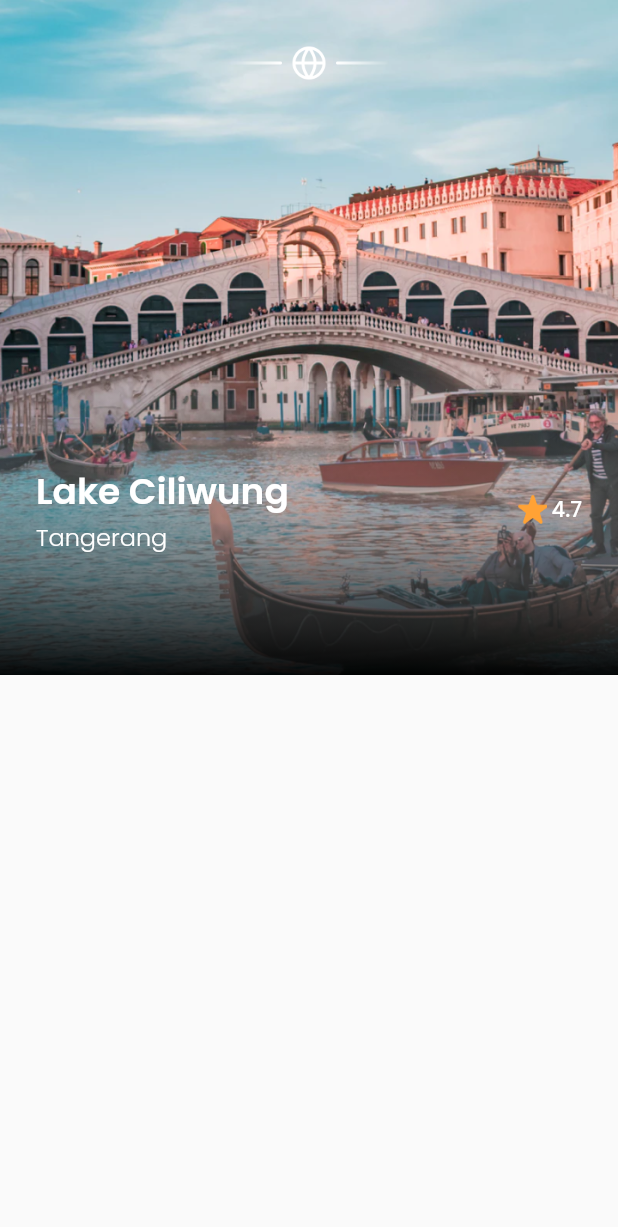
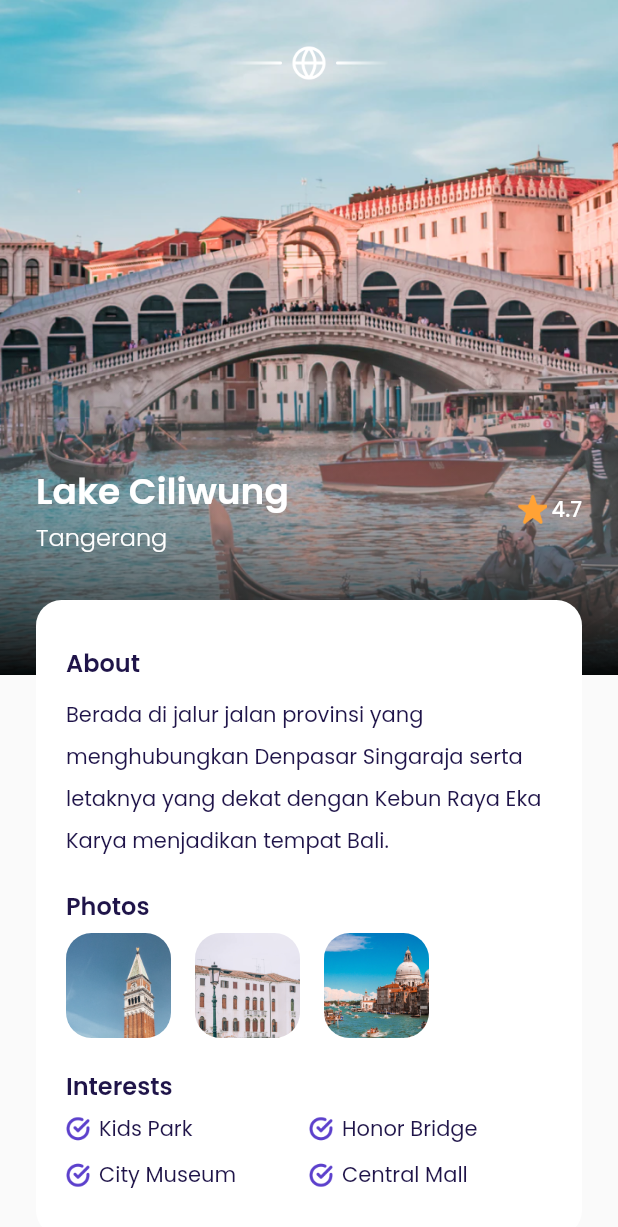
Before and after one commit to adheramaf7/airplane_app, a Flutter app: the DetailPage screen opened directly, on a phone screen of 412 x 824 dp. Shown: the top 1227 px of the screen. Run offline on Flutter 3.47's test engine with Material 2 defaults, Android fonts, the phone set to English and light mode, and no system bars; our stand-ins replace google_fonts.

Commit message:
detail page

```diff
--- a/lib/ui/pages/detail_page.dart
+++ b/lib/ui/pages/detail_page.dart
@@ -1,3 +1,6 @@
+import 'package:airplane_app/ui/widgets/custom_button.dart';
+import 'package:airplane_app/ui/widgets/interest_item.dart';
+import 'package:airplane_app/ui/widgets/photo_item.dart';
 import 'package:flutter/material.dart';
 import './../../shared/theme.dart';
 
@@ -96,13 +99,121 @@ class DetailPage extends StatelessWidget {
           );
 
       Widget aboutCard() => Container(
+            width: double.infinity,
             margin: const EdgeInsets.only(top: 30),
-            padding: EdgeInsets.symmetric(vertical: 30, horizontal: 20),
+            padding: const EdgeInsets.symmetric(vertical: 30, horizontal: 20),
             decoration: BoxDecoration(
               color: kWhiteColor,
               borderRadius: BorderRadius.circular(defaultRadius),
             ),
-            child: ,
+            child: Column(
+              crossAxisAlignment: CrossAxisAlignment.start,
+              children: [
+                Text(
+                  'About',
+                  style: blackTextStyle.copyWith(
+                      fontSize: 16, fontWeight: semiBold),
+                ),
+                const SizedBox(
+                  height: 6,
+                ),
+                Text(
+                  'Berada di jalur jalan provinsi yang menghubungkan Denpasar Singaraja serta letaknya yang dekat dengan Kebun Raya Eka Karya menjadikan tempat Bali.',
+                  style: blackTextStyle.copyWith(height: 2),
+                ),
+                const SizedBox(
+                  height: 20,
+                ),
+                Text(
+                  'Photos',
+                  style: blackTextStyle.copyWith(
+                      fontSize: 16, fontWeight: semiBold),
+                ),
+                const SizedBox(
+                  height: 6,
+                ),
+                Row(
+                  children: [
+                    PhotoItem(
+                      imagePath: 'assets/image_photo1.png',
+                    ),
+                    PhotoItem(
+                      imagePath: 'assets/image_photo2.png',
+                    ),
+                    PhotoItem(
+                      imagePath: 'assets/image_photo3.png',
+                    ),
+                  ],
+                ),
+                const SizedBox(
+                  height: 20,
+                ),
+                Text(
+                  'Interests',
+                  style: blackTextStyle.copyWith(
+                      fontSize: 16, fontWeight: semiBold),
+                ),
+                const SizedBox(
+                  height: 6,
+                ),
+                Row(
+                  children: [
+                    InterestItem(
+                      title: 'Kids Park',
+                    ),
+                    InterestItem(
+                      title: 'Honor Bridge',
+                    ),
+                  ],
+                ),
+                const SizedBox(
+                  height: 10,
+                ),
+                Row(
+                  children: [
+                    InterestItem(
+                      title: 'City Museum',
+                    ),
+                    InterestItem(
+                      title: 'Central Mall',
+                    ),
+                  ],
+                ),
+              ],
+            ),
+          );
+
+      Widget footerPriceButton() => Container(
+            width: double.infinity,
+            margin: const EdgeInsets.symmetric(vertical: 30),
+            child: Row(
+              children: [
+                Expanded(
+                  child: Column(
+                    crossAxisAlignment: CrossAxisAlignment.start,
+                    children: [
+                      Text(
+                        'Rp 12.500.000',
+                        style: blackTextStyle.copyWith(
+                            fontSize: 18, fontWeight: medium),
+                      ),
+                      const SizedBox(
+                        height: 5,
+                      ),
+                      Text(
+                        'per orang',
+                        style: greyTextStyle.copyWith(fontWeight: light),
+                      )
+                    ],
+                  ),
+                ),
+                CustomButton(
+                  title: 'Book Now',
+                  onPressed: () {},
+                  width: 170,
+                )
+              ],
+            ),
           );
 
       return Container(
@@ -113,22 +224,21 @@ class DetailPage extends StatelessWidget {
           right: defaultMargin,
         ),
         child: Column(
-          children: [
-            emblem(),
-            bannerTitle(),
-          ],
+          children: [emblem(), bannerTitle(), aboutCard(), footerPriceButton()],
         ),
       );
     }
 
     return Scaffold(
       backgroundColor: kBackgroundColor,
-      body: Stack(
-        children: [
-          coverImage(),
-          customShadow(),
-          content(),
-        ],
+      body: SingleChildScrollView(
+        child: Stack(
+          children: [
+            coverImage(),
+            customShadow(),
+            content(),
+          ],
+        ),
       ),
     );
   }
--- /dev/null
+++ b/lib/ui/widgets/interest_item.dart
@@ -0,0 +1,36 @@
+import 'package:flutter/material.dart';
+import './../../shared/theme.dart';
+
+class InterestItem extends StatelessWidget {
+  final String title;
+
+  const InterestItem({
+    Key? key,
+    required this.title,
+  }) : super(key: key);
+
+  @override
+  Widget build(BuildContext context) {
+    return Expanded(
+      child: Row(
+        children: [
+          Container(
+            height: 16,
+            width: 16,
+            margin: const EdgeInsets.only(right: 6),
+            decoration: const BoxDecoration(
+              image: DecorationImage(
+                fit: BoxFit.cover,
+                image: AssetImage('assets/icon_check.png'),
+              ),
+            ),
+          ),
+          Text(
+            title,
+            style: blackTextStyle,
+          )
+        ],
+      ),
+    );
+  }
+}
--- /dev/null
+++ b/lib/ui/widgets/photo_item.dart
@@ -0,0 +1,24 @@
+import 'package:flutter/material.dart';
+import './../../shared/theme.dart';
+
+class PhotoItem extends StatelessWidget {
+  final String imagePath;
+
+  const PhotoItem({Key? key, required this.imagePath}) : super(key: key);
+
+  @override
+  Widget build(BuildContext context) {
+    return Container(
+      height: 70,
+      width: 70,
+      margin: const EdgeInsets.only(right: 16),
+      decoration: BoxDecoration(
+        borderRadius: BorderRadius.circular(defaultRadius),
+        image: DecorationImage(
+          fit: BoxFit.cover,
+          image: AssetImage(imagePath),
+        ),
+      ),
+    );
+  }
+}
```
